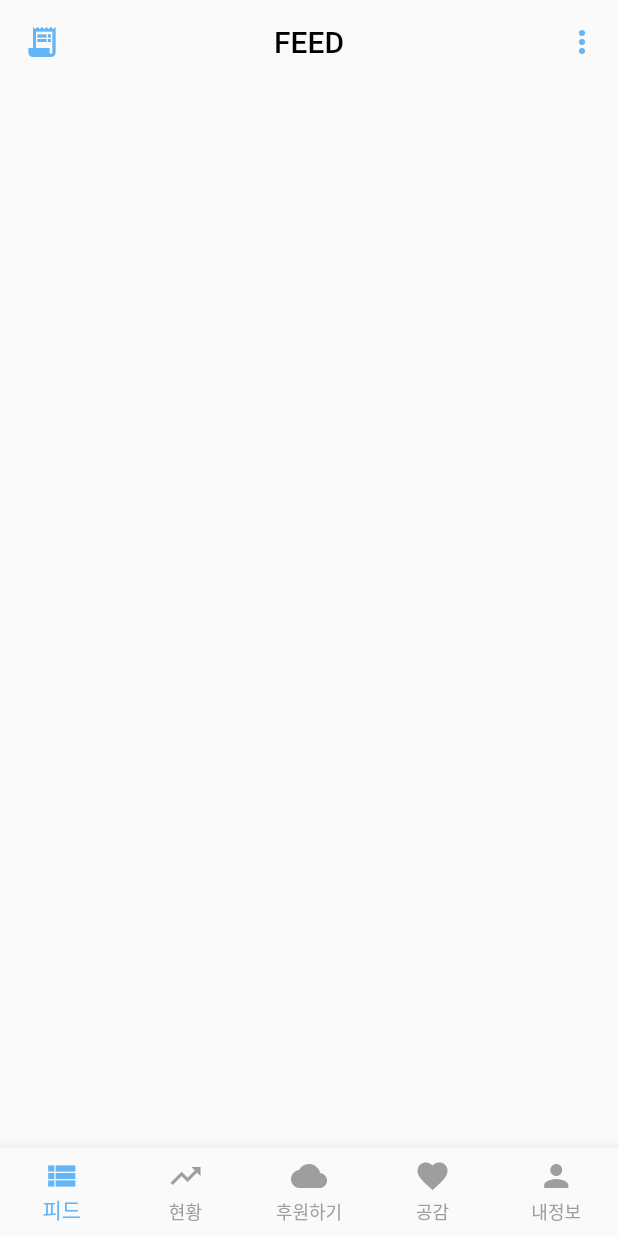
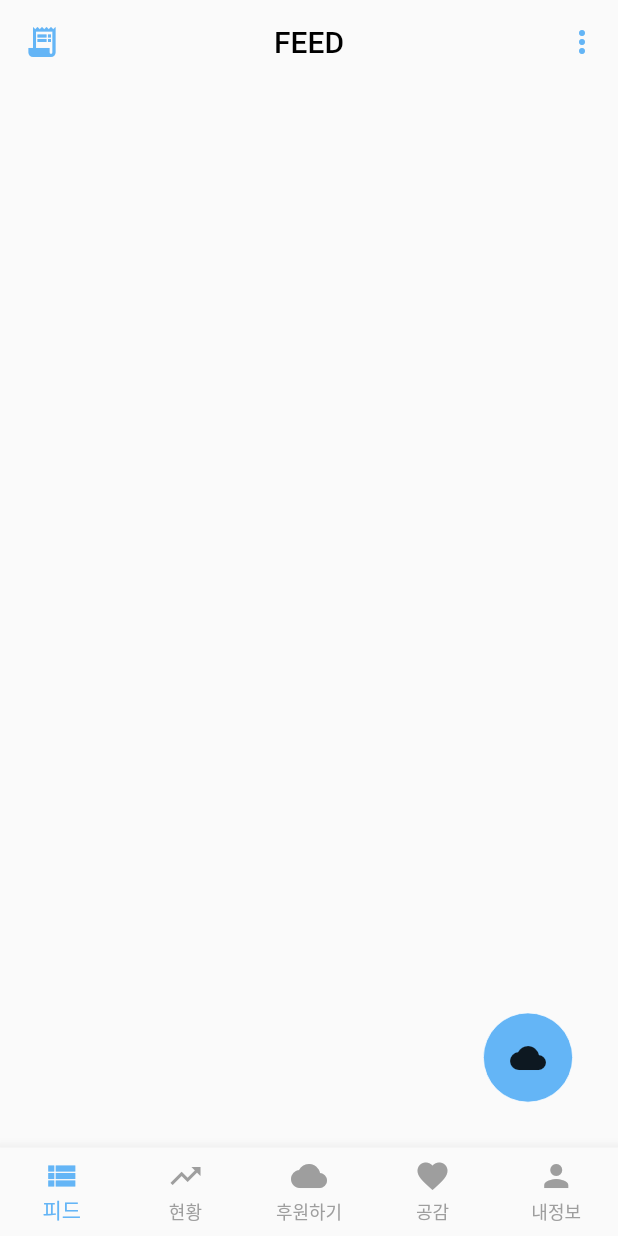
Before and after one commit to hhs0579/Dream, a Flutter app: the screen it shows after launch, after a tap on "로그인", on a phone screen of 412 x 824 dp. Run offline on Flutter 3.47's test engine with Material 2 defaults, Android fonts, the light colour scheme and no system bars; our stand-ins replace logger; missing offline and left inert: simple_drawer.

Commit message:
circle_button

```diff
--- /dev/null
+++ b/dreamproject/lib/classes/circle_button.dart
@@ -0,0 +1,44 @@
+import 'package:flutter/material.dart';
+
+class OutlineCircleButton extends StatelessWidget {
+  OutlineCircleButton({
+    this.onTap,
+    this.borderSize: 0.5,
+    this.radius: 20.0,
+    this.borderColor: Colors.white,
+    this.foregroundColor: Colors.white,
+    this.child,
+  });
+
+  final onTap;
+  final radius;
+  final borderSize;
+  final borderColor;
+  final foregroundColor;
+  final child;
+
+  @override
+  Widget build(BuildContext context) {
+    return ClipOval(
+      child: Container(
+        width: radius,
+        height: radius,
+        decoration: BoxDecoration(
+          border: Border.all(color: borderColor, width: borderSize),
+          color: Colors.blue[300],
+          shape: BoxShape.circle,
+        ),
+        child: Material(
+          color: Colors.transparent,
+          child: InkWell(
+              child: child ?? SizedBox(),
+              onTap: () async {
+                if (onTap != null) {
+                  onTap();
+                }
+              }),
+        ),
+      ),
+    );
+  }
+}
--- a/dreamproject/lib/screens/pages/feed.dart
+++ b/dreamproject/lib/screens/pages/feed.dart
@@ -1,3 +1,4 @@
+import 'package:dreamproject/classes/circle_button.dart';
 import 'package:flutter/material.dart';
 import 'package:simple_drawer/simple_drawer.dart';
 
@@ -53,6 +54,20 @@ class _FeedState extends State<Feed> {
               onPressed: () => _scaffoldKey.currentState!.openEndDrawer()),
         ],
       ),
+      body: Align(
+        alignment: Alignment.bottomRight,
+        child: Container(
+          width: 60,
+          height: 60,
+          margin: EdgeInsets.all(30),
+          child: OutlineCircleButton(
+            child: Icon(Icons.cloud),
+            radius: 50.0,
+            borderSize: 0.5,
+            onTap: () async {},
+          ),
+        ),
+      ),
     );
   }
 }
```
